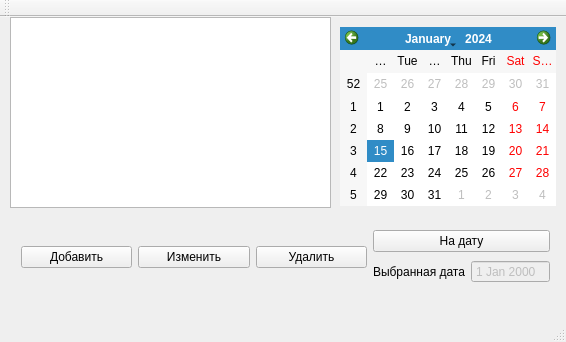
Above: mainwindow.ui from sapr-bntu/Note before the change. Below: the same form after it.
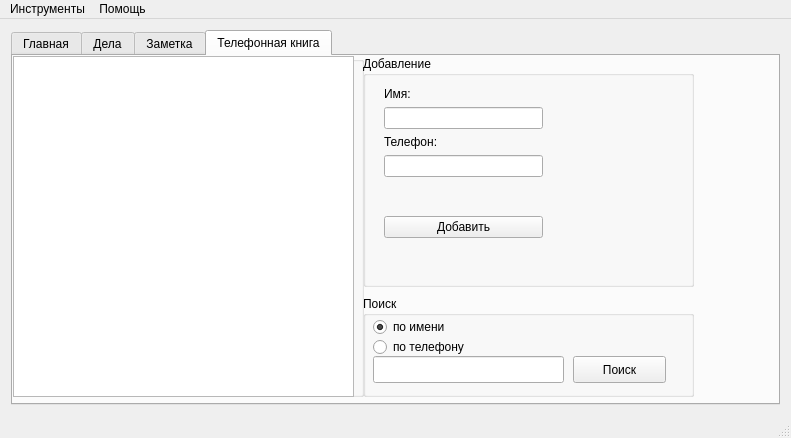
That is the form after the change. The open tabs and pages were chosen to show the change.

What changed in the file:
```diff
--- a/mainwindow.ui
+++ b/mainwindow.ui
@@ -2,130 +2,430 @@
 <ui version="4.0">
  <class>MainWindow</class>
  <widget class="QMainWindow" name="MainWindow">
-  <property name="enabled">
-   <bool>true</bool>
-  </property>
   <property name="geometry">
    <rect>
     <x>0</x>
     <y>0</y>
-    <width>566</width>
-    <height>342</height>
+    <width>791</width>
+    <height>427</height>
    </rect>
   </property>
   <property name="windowTitle">
    <string>Note</string>
   </property>
   <widget class="QWidget" name="centralWidget">
-   <widget class="QTableView" name="tableView">
-    <property name="geometry">
-     <rect>
-      <x>10</x>
-      <y>0</y>
-      <width>321</width>
-      <height>191</height>
-     </rect>
-    </property>
-   </widget>
-   <widget class="QWidget" name="horizontalLayoutWidget">
-    <property name="geometry">
-     <rect>
-      <x>10</x>
-      <y>200</y>
-      <width>551</width>
-      <height>80</height>
-     </rect>
-    </property>
-    <layout class="QHBoxLayout" name="horizontalLayout">
-     <item>
-      <widget class="QPushButton" name="pushButton">
-       <property name="text">
-        <string>Добавить</string>
-       </property>
+   <layout class="QGridLayout" name="gridLayout_4">
+    <item row="0" column="0">
+     <widget class="QTabWidget" name="tabWidget">
+      <property name="currentIndex">
+       <number>0</number>
+      </property>
+      <widget class="QWidget" name="tab">
+       <attribute name="title">
+        <string>Главная</string>
+       </attribute>
+       <layout class="QGridLayout" name="gridLayout_3">
+        <item row="0" column="0" rowspan="2">
+         <widget class="QGroupBox" name="groupBox">
+          <property name="title">
+           <string>Дела на сегодня</string>
+          </property>
+          <layout class="QGridLayout" name="gridLayout_2">
+           <item row="0" column="0">
+            <widget class="QTableView" name="tableView_3"/>
+           </item>
+          </layout>
+         </widget>
+        </item>
+        <item row="0" column="1">
+         <widget class="QGroupBox" name="groupBox_2">
+          <property name="maximumSize">
+           <size>
+            <width>250</width>
+            <height>16777215</height>
+           </size>
+          </property>
+          <property name="title">
+           <string>Календарь</string>
+          </property>
+          <layout class="QGridLayout" name="gridLayout_6">
+           <item row="0" column="0">
+            <widget class="QCalendarWidget" name="calendarWidget"/>
+           </item>
+          </layout>
+         </widget>
+        </item>
+        <item row="1" column="1">
+         <widget class="QGroupBox" name="groupBox_3">
+          <property name="title">
+           <string>Инструменты</string>
+          </property>
+          <layout class="QGridLayout" name="gridLayout_5">
+           <item row="0" column="0">
+            <layout class="QGridLayout" name="gridLayout">
+             <item row="3" column="0">
+              <widget class="QPushButton" name="pushButtonDelete">
+               <property name="text">
+                <string>Удалить</string>
+               </property>
+              </widget>
+             </item>
+             <item row="1" column="0">
+              <widget class="QPushButton" name="pushButtonAdd">
+               <property name="text">
+                <string>Добавить</string>
+               </property>
+              </widget>
+             </item>
+             <item row="2" column="0">
+              <widget class="QPushButton" name="pushButtonEdit">
+               <property name="text">
+                <string>Изменить</string>
+               </property>
+              </widget>
+             </item>
+            </layout>
+           </item>
+          </layout>
+         </widget>
+        </item>
+       </layout>
       </widget>
-     </item>
-     <item>
-      <widget class="QPushButton" name="pushButton_2">
-       <property name="text">
-        <string>Изменить</string>
-       </property>
-      </widget>
-     </item>
-     <item>
-      <widget class="QPushButton" name="pushButton_3">
-       <property name="text">
-        <string>Удалить</string>
-       </property>
-      </widget>
-     </item>
-     <item>
-      <layout class="QVBoxLayout" name="verticalLayout">
-       <item>
+      <widget class="QWidget" name="tab_2">
+       <attribute name="title">
+        <string>Дела</string>
+       </attribute>
+       <widget class="QGroupBox" name="groupBox_4">
+        <property name="geometry">
+         <rect>
+          <x>10</x>
+          <y>0</y>
+          <width>341</width>
+          <height>351</height>
+         </rect>
+        </property>
+        <property name="title">
+         <string>Текущие дела</string>
+        </property>
+        <widget class="QTableView" name="tableView">
+         <property name="geometry">
+          <rect>
+           <x>0</x>
+           <y>20</y>
+           <width>331</width>
+           <height>321</height>
+          </rect>
+         </property>
+        </widget>
+       </widget>
+       <widget class="QGroupBox" name="groupBox_5">
+        <property name="geometry">
+         <rect>
+          <x>360</x>
+          <y>0</y>
+          <width>321</width>
+          <height>351</height>
+         </rect>
+        </property>
+        <property name="title">
+         <string>Добавить дело</string>
+        </property>
+        <widget class="QDateTimeEdit" name="dateTimeEdit">
+         <property name="geometry">
+          <rect>
+           <x>0</x>
+           <y>50</y>
+           <width>194</width>
+           <height>27</height>
+          </rect>
+         </property>
+        </widget>
+        <widget class="QLabel" name="label">
+         <property name="geometry">
+          <rect>
+           <x>0</x>
+           <y>30</y>
+           <width>101</width>
+           <height>17</height>
+          </rect>
+         </property>
+         <property name="text">
+          <string>Дата и время</string>
+         </property>
+        </widget>
+        <widget class="QTextEdit" name="textEdit_2">
+         <property name="geometry">
+          <rect>
+           <x>0</x>
+           <y>100</y>
+           <width>321</width>
+           <height>84</height>
+          </rect>
+         </property>
+        </widget>
+        <widget class="QLabel" name="label_2">
+         <property name="geometry">
+          <rect>
+           <x>0</x>
+           <y>80</y>
+           <width>111</width>
+           <height>17</height>
+          </rect>
+         </property>
+         <property name="text">
+          <string>Текст заметки</string>
+         </property>
+        </widget>
         <widget class="QPushButton" name="pushButton_4">
+         <property name="geometry">
+          <rect>
+           <x>0</x>
+           <y>190</y>
+           <width>93</width>
+           <height>27</height>
+          </rect>
+         </property>
          <property name="text">
-          <string>На дату</string>
+          <string>Добавить...</string>
          </property>
         </widget>
-       </item>
-       <item>
-        <layout class="QHBoxLayout" name="horizontalLayout_2">
+       </widget>
+      </widget>
+      <widget class="QWidget" name="tab_3">
+       <attribute name="title">
+        <string>Заметка</string>
+       </attribute>
+       <widget class="QWidget" name="horizontalLayoutWidget">
+        <property name="geometry">
+         <rect>
+          <x>0</x>
+          <y>0</y>
+          <width>339</width>
+          <height>31</height>
+         </rect>
+        </property>
+        <layout class="QHBoxLayout" name="horizontalLayout">
          <item>
-          <widget class="QLabel" name="label_2">
+          <widget class="QPushButton" name="pushButton_6">
            <property name="text">
-            <string>Выбранная дата</string>
+            <string>Создать...</string>
            </property>
           </widget>
          </item>
          <item>
-          <widget class="QDateEdit" name="dateEdit">
-           <property name="enabled">
-            <bool>false</bool>
+          <widget class="QPushButton" name="pushButton_5">
+           <property name="text">
+            <string>Сохранить как...</string>
            </property>
-           <property name="buttonSymbols">
-            <enum>QAbstractSpinBox::NoButtons</enum>
-           </property>
-           <property name="specialValueText">
-            <string notr="true"/>
-           </property>
-           <property name="calendarPopup">
-            <bool>false</bool>
+          </widget>
+         </item>
+         <item>
+          <widget class="QPushButton" name="pushButton_7">
+           <property name="text">
+            <string>Сохранить...</string>
            </property>
           </widget>
          </item>
         </layout>
-       </item>
-      </layout>
-     </item>
-    </layout>
-   </widget>
-   <widget class="QCalendarWidget" name="calendarWidget">
-    <property name="geometry">
-     <rect>
-      <x>340</x>
-      <y>10</y>
-      <width>216</width>
-      <height>179</height>
-     </rect>
-    </property>
-   </widget>
+       </widget>
+       <widget class="QTextEdit" name="textEdit_3">
+        <property name="geometry">
+         <rect>
+          <x>0</x>
+          <y>30</y>
+          <width>681</width>
+          <height>311</height>
+         </rect>
+        </property>
+       </widget>
+      </widget>
+      <widget class="QWidget" name="tab_4">
+       <attribute name="title">
+        <string>Телефонная книга</string>
+       </attribute>
+       <widget class="QGroupBox" name="groupBox_6">
+        <property name="geometry">
+         <rect>
+          <x>0</x>
+          <y>0</y>
+          <width>351</width>
+          <height>341</height>
+         </rect>
+        </property>
+        <property name="title">
+         <string/>
+        </property>
+        <widget class="QTableView" name="tableView_2">
+         <property name="geometry">
+          <rect>
+           <x>0</x>
+           <y>0</y>
+           <width>341</width>
+           <height>341</height>
+          </rect>
+         </property>
+        </widget>
+       </widget>
+       <widget class="QGroupBox" name="groupBox_7">
+        <property name="geometry">
+         <rect>
+          <x>350</x>
+          <y>0</y>
+          <width>331</width>
+          <height>231</height>
+         </rect>
+        </property>
+        <property name="title">
+         <string>Добавление </string>
+        </property>
+        <widget class="QWidget" name="verticalLayoutWidget">
+         <property name="geometry">
+          <rect>
+           <x>10</x>
+           <y>20</y>
+           <width>181</width>
+           <height>173</height>
+          </rect>
+         </property>
+         <layout class="QVBoxLayout" name="verticalLayout">
+          <item>
+           <widget class="QLabel" name="label_3">
+            <property name="text">
+             <string>Имя:</string>
+            </property>
+           </widget>
+          </item>
+          <item>
+           <widget class="QLineEdit" name="lineEdit_2"/>
+          </item>
+          <item>
+           <widget class="QLabel" name="label_4">
+            <property name="text">
+             <string>Телефон:</string>
+            </property>
+           </widget>
+          </item>
+          <item>
+           <widget class="QLineEdit" name="lineEdit_3"/>
+          </item>
+          <item>
+           <spacer name="verticalSpacer">
+            <property name="orientation">
+             <enum>Qt::Vertical</enum>
+            </property>
+            <property name="sizeHint" stdset="0">
+             <size>
+              <width>20</width>
+              <height>40</height>
+             </size>
+            </property>
+           </spacer>
+          </item>
+          <item>
+           <widget class="QPushButton" name="pushButton_9">
+            <property name="text">
+             <string>Добавить</string>
+            </property>
+           </widget>
+          </item>
+         </layout>
+        </widget>
+       </widget>
+       <widget class="QGroupBox" name="groupBox_8">
+        <property name="geometry">
+         <rect>
+          <x>350</x>
+          <y>240</y>
+          <width>331</width>
+          <height>101</height>
+         </rect>
+        </property>
+        <property name="title">
+         <string>Поиск</string>
+        </property>
+        <widget class="QRadioButton" name="radioButton">
+         <property name="geometry">
+          <rect>
+           <x>10</x>
+           <y>20</y>
+           <width>109</width>
+           <height>22</height>
+          </rect>
+         </property>
+         <property name="text">
+          <string>по имени</string>
+         </property>
+         <property name="checked">
+          <bool>true</bool>
+         </property>
+        </widget>
+        <widget class="QRadioButton" name="radioButton_2">
+         <property name="geometry">
+          <rect>
+           <x>10</x>
+           <y>40</y>
+           <width>121</width>
+           <height>22</height>
+          </rect>
+         </property>
+         <property name="text">
+          <string>по телефону</string>
+         </property>
+        </widget>
+        <widget class="QLineEdit" name="lineEdit">
+         <property name="geometry">
+          <rect>
+           <x>10</x>
+           <y>60</y>
+           <width>191</width>
+           <height>27</height>
+          </rect>
+         </property>
+        </widget>
+        <widget class="QPushButton" name="pushButton_8">
+         <property name="geometry">
+          <rect>
+           <x>210</x>
+           <y>60</y>
+           <width>93</width>
+           <height>27</height>
+          </rect>
+         </property>
+         <property name="text">
+          <string>Поиск</string>
+         </property>
+        </widget>
+       </widget>
+      </widget>
+     </widget>
+    </item>
+   </layout>
   </widget>
   <widget class="QMenuBar" name="menuBar">
    <property name="geometry">
     <rect>
      <x>0</x>
      <y>0</y>
-     <width>566</width>
-     <height>25</height>
+     <width>791</width>
+     <height>21</height>
     </rect>
    </property>
-  </widget>
-  <widget class="QToolBar" name="mainToolBar">
-   <attribute name="toolBarArea">
-    <enum>TopToolBarArea</enum>
-   </attribute>
-   <attribute name="toolBarBreak">
-    <bool>false</bool>
-   </attribute>
+   <widget class="QMenu" name="menu">
+    <property name="title">
+     <string>Помощь</string>
+    </property>
+    <addaction name="actionAbout"/>
+   </widget>
+   <widget class="QMenu" name="menu_2">
+    <property name="title">
+     <string>Инструменты</string>
+    </property>
+    <addaction name="action"/>
+    <addaction name="action_2"/>
+    <addaction name="action_3"/>
+   </widget>
+   <addaction name="menu_2"/>
+   <addaction name="menu"/>
   </widget>
   <widget class="QStatusBar" name="statusBar"/>
  </widget>
```
Left out of the diff: 22 changed lines with no effect on the pictures.
